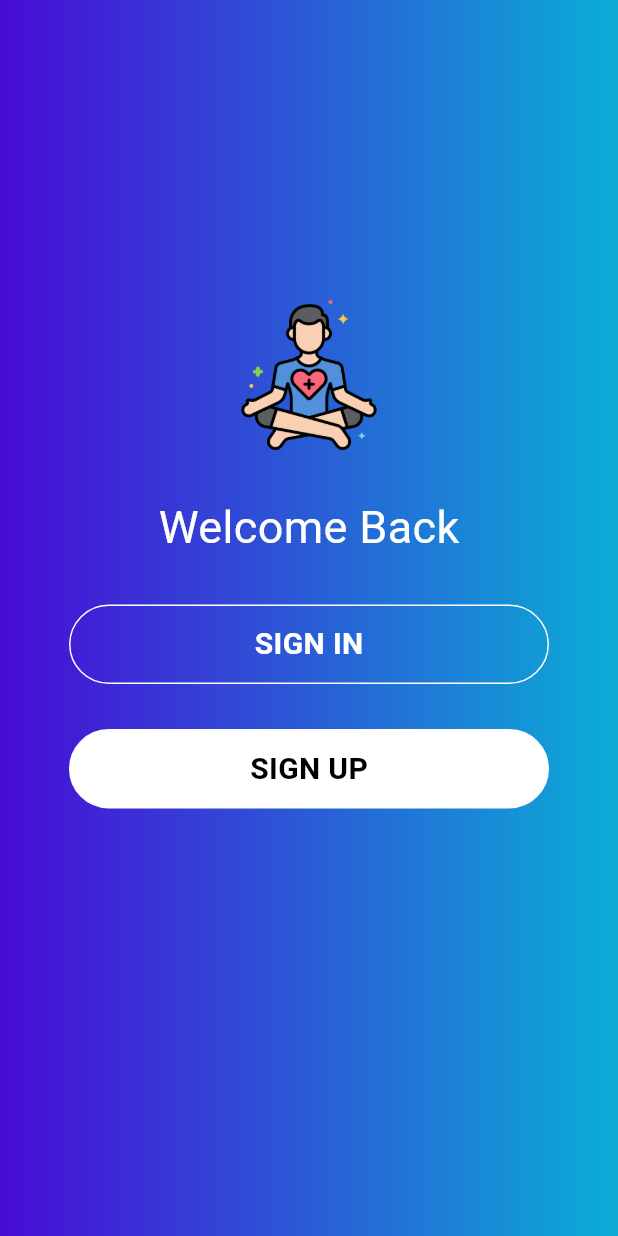
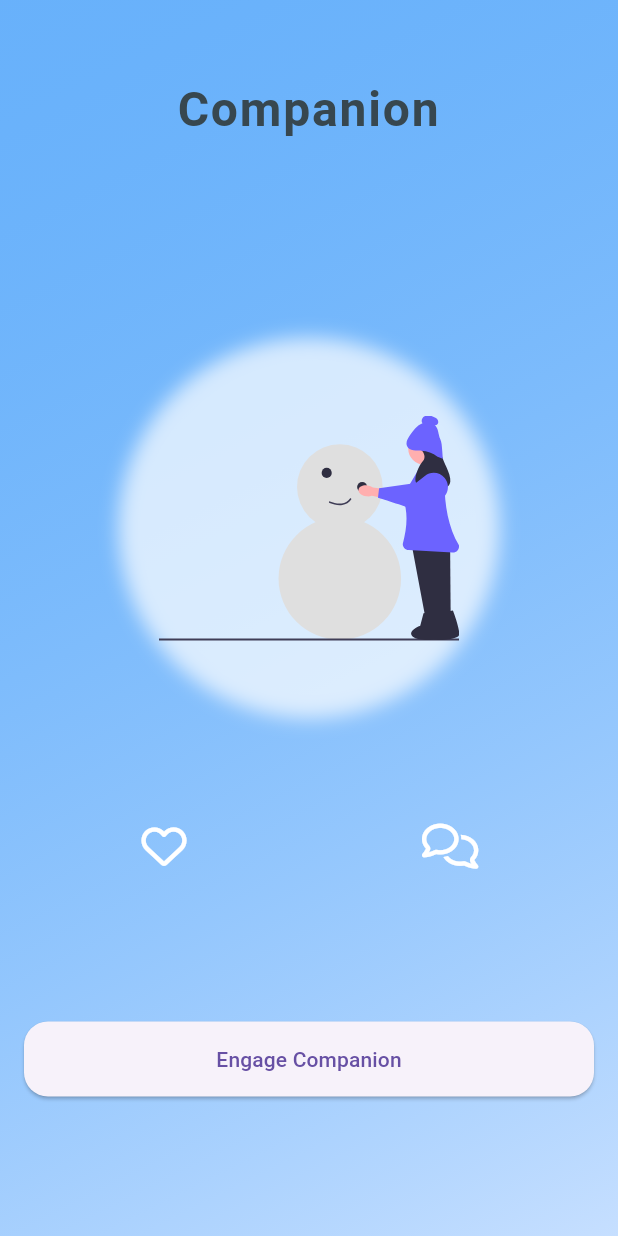
Before and after one commit to katendejericho5/mental-health-bot2, a Flutter app: the screen it shows after launch, on a phone screen of 412 x 824 dp. Run offline on Flutter 3.47's test engine with Material 3 defaults, Android fonts, the light colour scheme and no system bars; our stand-ins replace curved_navigation_bar, firebase_auth, firebase_core, flutter_svg, font_awesome_flutter; accounts and stored records are empty.

Commit message:
minor changes

```diff
--- a/Frontend/lib/main.dart
+++ b/Frontend/lib/main.dart
@@ -1,10 +1,11 @@
 import 'package:flutter/material.dart';
-import 'package:mentalhealth/pages/HOME/home.dart';
-import 'package:mentalhealth/pages/HOME/homepage.dart';
-import 'package:mentalhealth/pages/WelcomeScreen.dart';
-import 'package:mentalhealth/pages/homescreen.dart';
+import 'package:mentalhealth/pages/HOME/companion.dart';
+// import 'package:mentalhealth/pages/HOME/homepage.dart';
+// import 'package:mentalhealth/pages/WelcomeScreen.dart';
 import 'firebase_options.dart';
 import 'package:firebase_core/firebase_core.dart';
+
+import 'pages/HOME/therapist.dart';
 
 Future<void> main() async {
   WidgetsFlutterBinding.ensureInitialized();
@@ -21,11 +22,11 @@ class MyApp extends StatelessWidget {
   Widget build(BuildContext context) {
     return MaterialApp(
       debugShowCheckedModeBanner: false,
-      home: WelcomeScreen(),
+      home: const CompanionModePage(),
       routes: {
-        '/home': (context) => Home(),
-        '/homepage': (context) => Homepage(),
-        '/homescreen': (context) => HomeScreen(),
+        // '/home': (context) => const MentalHealthPage(),
+        '/home': (context) => const MentalHealthPage(),
+        '/homepage': (context) => const CompanionModePage(),
       },
     );
   }
--- /dev/null
+++ b/Frontend/lib/pages/HOME/companion.dart
@@ -0,0 +1,138 @@
+import 'package:flutter/material.dart';
+import 'package:flutter_svg/flutter_svg.dart';
+import 'package:font_awesome_flutter/font_awesome_flutter.dart';
+
+class CompanionModePage extends StatelessWidget {
+  const CompanionModePage({super.key});
+
+  @override
+  Widget build(BuildContext context) {
+    return Scaffold(
+      body: Container(
+        padding: const EdgeInsets.only(top: 30.0),
+        decoration: const BoxDecoration(
+          gradient: LinearGradient(
+            colors: [
+              Color.fromARGB(151, 1, 129, 248),
+              Color.fromARGB(255, 198, 223, 255),
+            ],
+            begin: Alignment.topLeft,
+            end: Alignment.bottomRight,
+          ),
+        ),
+        child: Column(
+          children: <Widget>[
+            // Title
+            Padding(
+              padding: const EdgeInsets.symmetric(vertical: 20.0),
+              child: Text(
+                'Companion',
+                textAlign: TextAlign.center,
+                style: TextStyle(
+                  fontSize: 32,
+                  color: Colors.blueGrey[800],
+                  fontWeight: FontWeight.bold,
+                  letterSpacing: 1.2,
+                ),
+              ),
+            ),
+            Expanded(
+              flex: 2,
+              child: Padding(
+                padding: const EdgeInsets.symmetric(horizontal: 16.0),
+                child: Stack(
+                  alignment: Alignment.center,
+                  children: [
+                    // Circular Container with White Glow Effect around SVG
+                    Container(
+                      width: 250, // Adjust the size as needed
+                      height: 250, // Adjust the size as needed
+                      decoration: BoxDecoration(
+                        shape: BoxShape.circle,
+                        color: Colors.transparent,
+                        boxShadow: [
+                          BoxShadow(
+                            color: Colors.white.withOpacity(0.7),
+                            spreadRadius: 2,
+                            blurRadius: 10,
+                            offset: const Offset(0, 0), // Shadow position
+                          ),
+                        ],
+                      ),
+                      child: Center(
+                        child: Container(
+                          width: 200, // SVG size
+                          height: 150, // SVG size
+                          decoration: const BoxDecoration(
+                            shape: BoxShape.circle,
+                            color: Colors.transparent,
+                          ),
+                          child: SvgPicture.asset(
+                            'assets/undraw_snow_games_tq9r.svg',
+                            fit: BoxFit.cover,
+                          ),
+                        ),
+                      ),
+                    ),
+                    // Icons below the Circular Container
+                    Positioned(
+                      bottom: 0,
+                      child: Row(
+                        children: [
+                          IconButton(
+                            icon: const FaIcon(
+                              FontAwesomeIcons.heart,
+                              color: Colors.white,
+                              size: 30,
+                            ),
+                            onPressed: () {},
+                          ),
+                          const SizedBox(width: 140),
+                          IconButton(
+                            icon: const FaIcon(
+                              FontAwesomeIcons.comments,
+                              color: Colors.white,
+                              size: 30,
+                            ),
+                            onPressed: () {},
+                          ),
+                        ],
+                      ),
+                    ),
+                  ],
+                ),
+              ),
+            ),
+            // Companion Mode Button with padding and increased width
+            Expanded(
+              flex: 1,
+              child: Padding(
+                padding: const EdgeInsets.symmetric(horizontal: 16.0),
+                child: Column(
+                  mainAxisAlignment: MainAxisAlignment.center,
+                  children: [
+                    SizedBox(
+                      width: double.infinity,
+                      height: 50,
+                      child: ElevatedButton(
+                        style: ElevatedButton.styleFrom(
+                          shape: RoundedRectangleBorder(
+                            borderRadius: BorderRadius.circular(16.0),
+                          ),
+                        ),
+                        onPressed: () {
+                          Navigator.pushNamed(context, '/home');
+                        },
+                        child: const Text('Engage Companion'),
+                      ),
+                    ),
+                  ],
+                ),
+              ),
+            ),
+          ],
+        ),
+      ),
+    );
+  }
+}
--- a/Frontend/pubspec.yaml
+++ b/Frontend/pubspec.yaml
@@ -40,8 +40,8 @@ dependencies:
   cloud_firestore: ^5.1.0
   firebase_core: ^3.2.0
   curved_navigation_bar: ^1.0.3
-  flutter_svg: ^2.0.9
-  provider: ^6.1.2
+  flutter_svg: ^2.0.10+1
+  font_awesome_flutter: ^10.7.0
 
 dev_dependencies:
   flutter_test:
```
Also changed, not shown: Frontend/lib/pages/AUTHENTICATION/loginScreen.dart (+0 -14 lines), Frontend/lib/pages/HOME/home.dart (+7 -7 lines), Frontend/lib/pages/HOME/therapist.dart (added, +138 -0 lines), Frontend/lib/pages/OTHERS/Profile.dart (+11 -34 lines), Frontend/lib/pages/chatbot.dart (+27 -66 lines), Frontend/lib/pages/homescreen.dart (deleted, +0 -115 lines), Frontend/assets/homescreen.png (deleted), Frontend/assets/undraw_mindfulness_8gqa.svg (added), Frontend/assets/undraw_snow_games_tq9r.svg (added), Frontend/lib/images/homescreen.png (deleted), Frontend/pubspec.lock.
